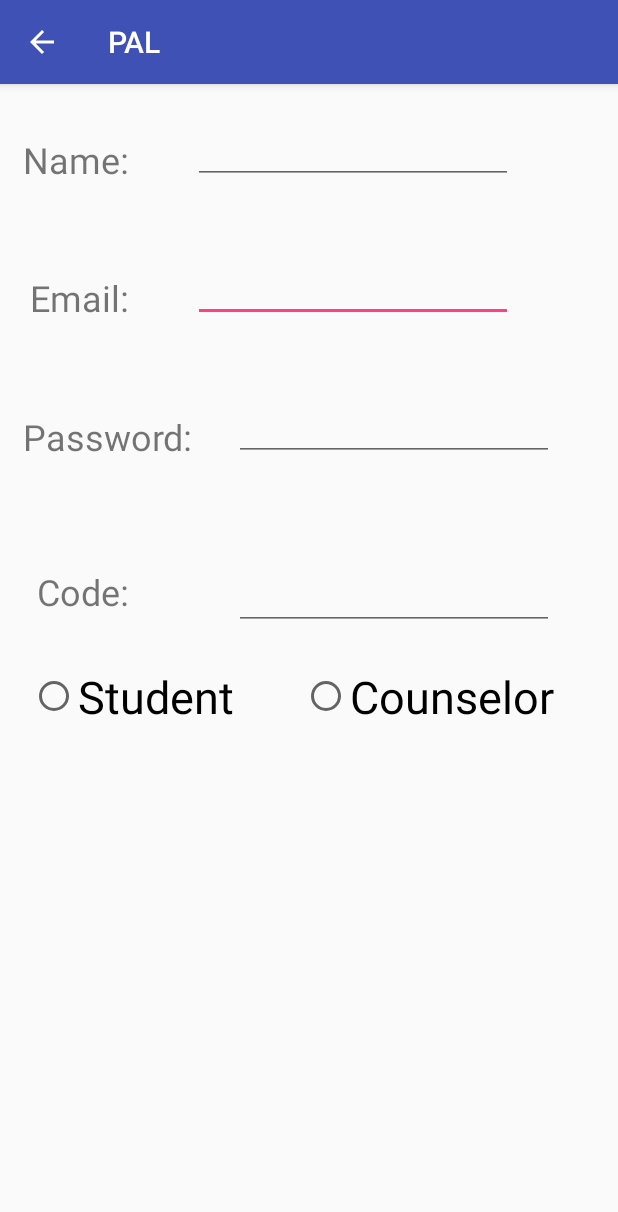
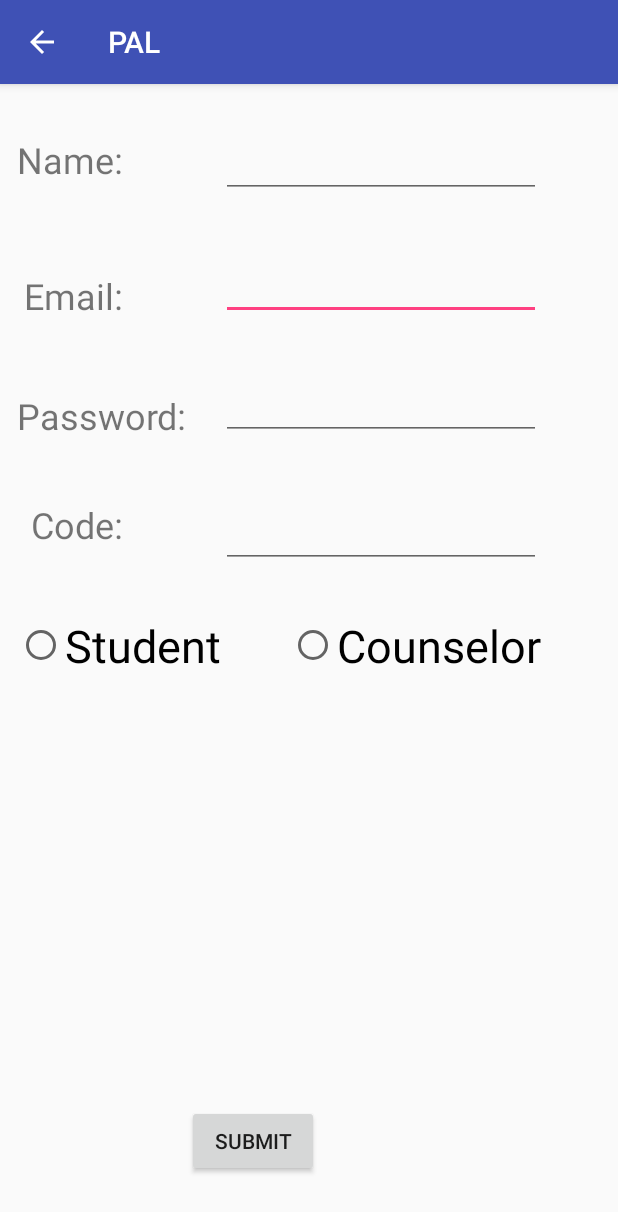
Before and after one commit to cooperchan/NJCU_PAL, an Android app: the SignUpActivity screen opened directly, with no data from a screen before it, on a phone screen of 412 x 824 dp. Shown: the top 1212 px of the screen. Run offline under Robolectric (Android 15) with nearby library versions, the phone set to English and light mode, and no system bars.

Commit message:
In the SignUpActivity.java and activity_sign_up.xml- Added the submit button underneath the radio buttons.  Created the LogInActivity.java and activity_log_in.xml for the log In page.

```diff
--- a/app/src/main/AndroidManifest.xml
+++ b/app/src/main/AndroidManifest.xml
@@ -19,6 +19,7 @@
         <activity
             android:name=".SignUpActivity"
             android:parentActivityName=".MainActivity" />
+        <activity android:name=".LogInActivity"></activity>
     </application>
 
 </manifest>
--- a/app/src/main/java/njcu/pal/SignUpActivity.java
+++ b/app/src/main/java/njcu/pal/SignUpActivity.java
@@ -4,6 +4,7 @@ import android.content.Intent;
 import android.support.v7.app.AppCompatActivity;
 import android.os.Bundle;
 import android.view.View;
+import android.widget.Button;
 import android.widget.RadioButton;
 import android.widget.TextView;
 
@@ -11,6 +12,7 @@ public class SignUpActivity extends AppCompatActivity implements View.OnClickLis
 
     RadioButton student;
     RadioButton counselor;
+    Button submit;
 
     @Override
     protected void onCreate(Bundle savedInstanceState) {
@@ -19,9 +21,11 @@ public class SignUpActivity extends AppCompatActivity implements View.OnClickLis
 
         student = (RadioButton) findViewById(R.id.signUp_student);
         counselor = (RadioButton) findViewById(R.id.signUp_counselor);
+        submit = (Button) findViewById(R.id.home_btn);
 
         student.setOnClickListener(this);
         counselor.setOnClickListener(this);
+        submit.setOnClickListener(this);
     }
 
     @Override
--- a/app/src/main/res/layout/activity_sign_up.xml
+++ b/app/src/main/res/layout/activity_sign_up.xml
@@ -10,20 +10,20 @@
         android:id="@+id/signUp_email"
         android:layout_width="wrap_content"
         android:layout_height="wrap_content"
-        android:layout_marginTop="59dp"
+        android:layout_marginTop="58dp"
         android:text="Email:"
         android:textSize="24sp"
-        android:layout_below="@+id/enter_Name"
+        android:layout_below="@+id/signUp_name"
         android:layout_alignEnd="@+id/signUp_name" />
 
     <TextView
         android:id="@+id/signUp_password"
         android:layout_width="wrap_content"
         android:layout_height="wrap_content"
-        android:layout_marginTop="60dp"
+        android:layout_marginTop="47dp"
         android:text="Password:"
         android:textSize="24sp"
-        android:layout_marginStart="15dp"
+        android:layout_marginStart="11dp"
         android:layout_below="@+id/enter_Email"
         android:layout_alignParentStart="true" />
 
@@ -34,7 +34,7 @@
         android:ems="10"
         android:inputType="textEmailAddress"
         android:layout_alignBottom="@+id/signUp_email"
-        android:layout_toEndOf="@+id/signUp_password" />
+        android:layout_alignStart="@+id/enter_Password" />
 
     <EditText
         android:id="@+id/enter_Password"
@@ -51,7 +51,7 @@
         android:layout_height="wrap_content"
         android:ems="10"
         android:inputType="number"
-        android:layout_marginTop="67dp"
+        android:layout_marginTop="40dp"
         android:layout_below="@+id/enter_Password"
         android:layout_alignStart="@+id/enter_Password" />
 
@@ -61,8 +61,7 @@
         android:layout_height="wrap_content"
         android:text="Code:"
         android:textSize="24sp"
-        android:layout_alignBaseline="@+id/enter_counselorCode"
-        android:layout_alignBottom="@+id/enter_counselorCode"
+        android:layout_alignTop="@+id/enter_counselorCode"
         android:layout_alignEnd="@+id/signUp_email" />
 
     <TextView
@@ -81,9 +80,9 @@
         android:layout_height="wrap_content"
         android:ems="10"
         android:inputType="textPersonName"
+        android:layout_alignBaseline="@+id/signUp_name"
         android:layout_alignBottom="@+id/signUp_name"
-        android:layout_alignStart="@+id/enter_Email"
-        android:layout_alignTop="@+id/signUp_name" />
+        android:layout_alignStart="@+id/enter_Email" />
 
     <RadioButton
         android:id="@+id/signUp_student"
@@ -93,9 +92,9 @@
         android:textSize="30sp"
         tools:layout_editor_absoluteX="102dp"
         tools:layout_editor_absoluteY="105dp"
+        android:layout_marginTop="31dp"
         android:layout_below="@+id/enter_counselorCode"
-        android:layout_alignStart="@+id/signUp_email"
-        android:layout_marginTop="24dp" />
+        android:layout_alignStart="@+id/signUp_password" />
 
     <RadioButton
         android:id="@+id/signUp_counselor"
@@ -107,4 +106,13 @@
         android:layout_alignBottom="@+id/signUp_student"
         android:layout_alignEnd="@+id/enter_counselorCode" />
 
+    <Button
+        android:id="@+id/home_btn"
+        android:layout_width="wrap_content"
+        android:layout_height="wrap_content"
+        android:layout_alignParentBottom="true"
+        android:layout_marginBottom="39dp"
+        android:layout_toEndOf="@+id/signUp_password"
+        android:text="Submit" />
+
 </RelativeLayout>
--- a/build.gradle
+++ b/build.gradle
@@ -5,7 +5,7 @@ buildscript {
         jcenter()
     }
     dependencies {
-        classpath 'com.android.tools.build:gradle:2.3.0'
+        classpath 'com.android.tools.build:gradle:2.3.2'
 
         // NOTE: Do not place your application dependencies here; they belong
         // in the individual module build.gradle files
```
Also changed, not shown: app/src/main/java/njcu/pal/LogInActivity.java (added, +32 -0 lines), app/src/main/res/layout/activity_log_in.xml (added, +67 -0 lines), 1 other file.
